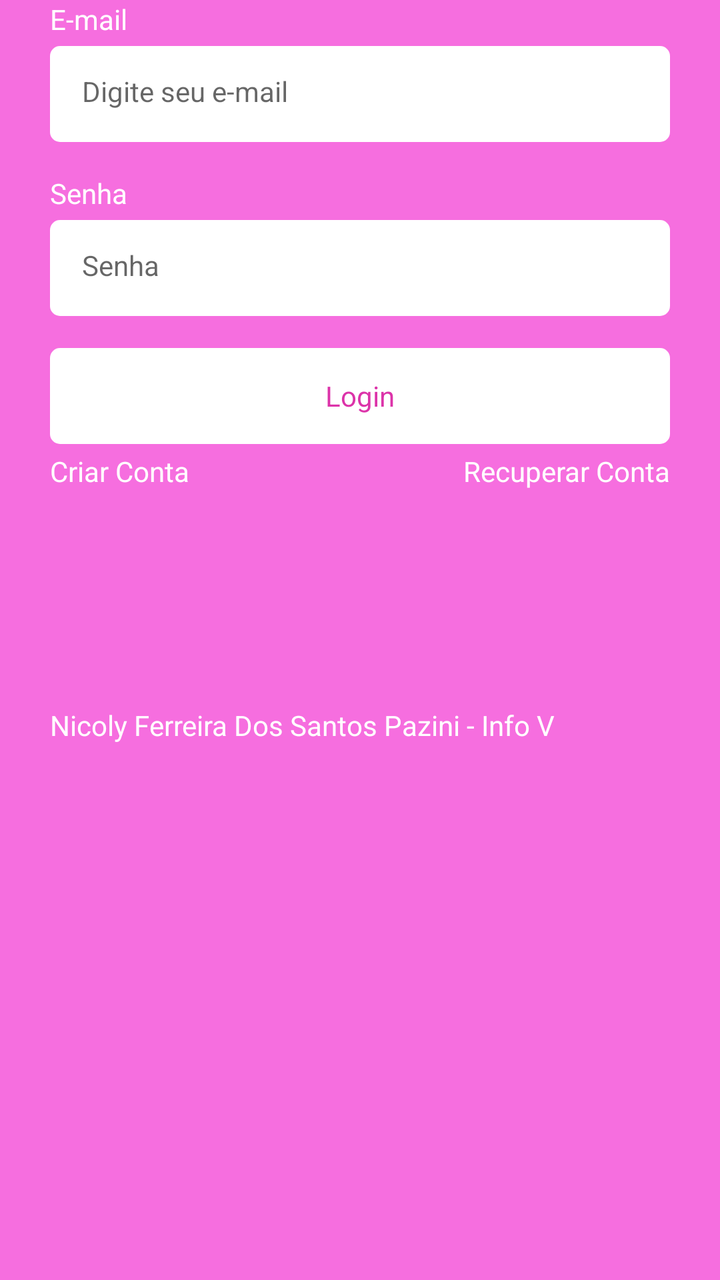
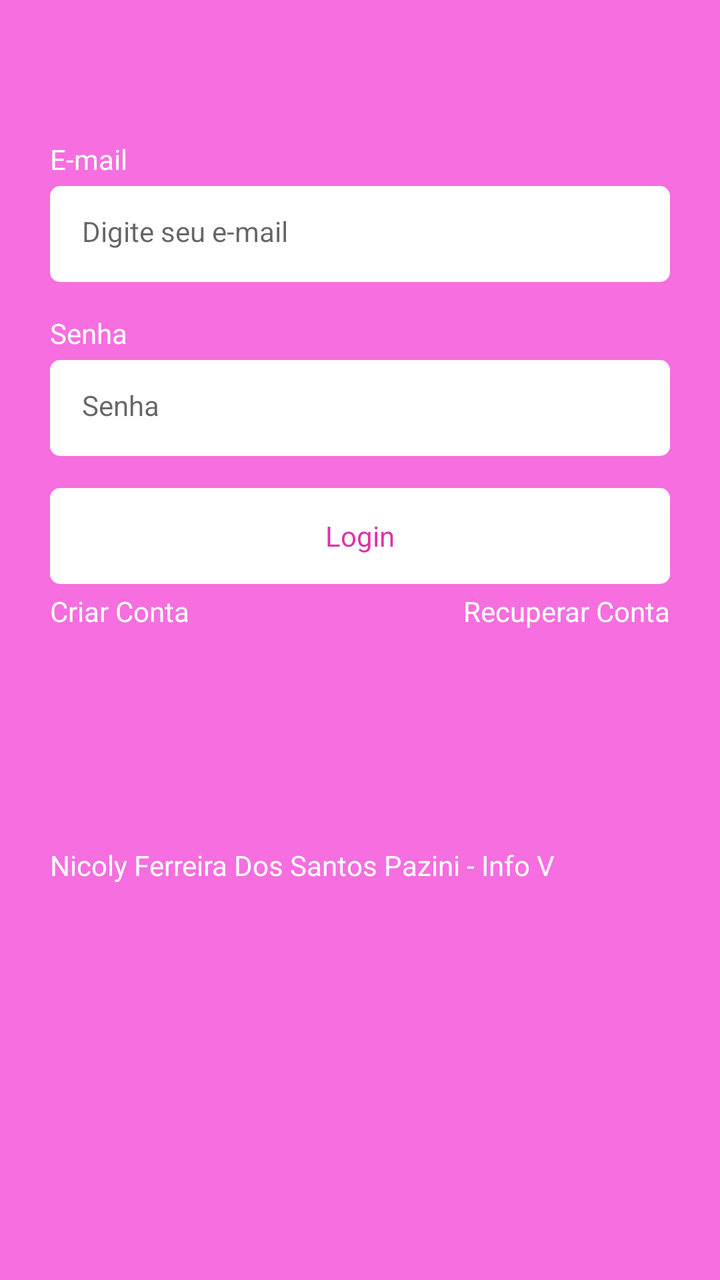

An Android layout rendered at two revisions. The XML below is the earlier revision; the diff shows what the commit changed to produce the second picture.
<!-- AndroidManifest.xml: application theme Theme.Kanban -->
<!-- res/layout/fragment_login.xml -->
<?xml version="1.0" encoding="utf-8"?>
<androidx.constraintlayout.widget.ConstraintLayout xmlns:android="http://schemas.android.com/apk/res/android"
    xmlns:tools="http://schemas.android.com/tools"
    android:layout_width="match_parent"
    android:layout_height="match_parent"
    xmlns:app="http://schemas.android.com/apk/res-auto"
    tools:context=".ui.auth.LoginFragment">

    
    <LinearLayout
        android:id="@+id/linearLayout"
        android:layout_width="0dp"
        android:layout_height="wrap_content"
        app:layout_constraintBaseline_toBottomOf="parent"
        app:layout_constraintEnd_toEndOf="parent"
        app:layout_constraintStart_toStartOf="parent"
        app:layout_constraintTop_toTopOf="parent"
        android:orientation="vertical"
        android:layout_marginHorizontal="25dp">

        <TextView
            android:layout_width="wrap_content"
            android:layout_height="wrap_content"
            android:text="@string/email_text"
            android:textColor="@color/white"/>
        <EditText
            android:id="@+id/editTextEmail"
            android:layout_width="match_parent"
            android:layout_height="48dp"
            style="@style/EditTextTheme"
            android:hint="@string/hint_edit_email"
            android:inputType="textEmailAddress"
            android:layout_marginTop="4dp" />
        <TextView
            android:layout_width="wrap_content"
            android:layout_height="wrap_content"
            android:text="Senha"
            android:textColor="@color/white"
            android:layout_marginTop="16dp"/>

        <EditText
            android:id="@+id/editTextSenha"
            android:layout_width="match_parent"
            android:layout_height="48dp"
            android:inputType="textPassword"
            android:hint="@string/password_text"
            style="@style/EditTextTheme"
            android:layout_marginTop="4dp" />

        <com.google.android.material.button.MaterialButton
            android:id="@+id/buttonLogin"
            android:layout_width="match_parent"
            android:layout_height="wrap_content"
            android:text="Login"
            app:backgroundTint="@null"
            android:layout_marginTop="16dp"
            style="@style/ButtonTheme"

            />
        <LinearLayout
            android:layout_width="match_parent"
            android:layout_height="wrap_content"
            android:orientation="horizontal"
            android:layout_marginTop="4dp">

            <TextView
                android:id="@+id/btnRegister"
                android:layout_width="wrap_content"
                android:layout_height="wrap_content"
                android:text="Criar Conta"
                android:layout_weight="1"
                android:textAlignment="textStart"
                android:textColor="@color/white"/>

            <TextView
                android:id="@+id/btnRecover"
                android:layout_width="wrap_content"
                android:layout_height="wrap_content"
                android:text="Recuperar Conta"
                android:layout_weight="1"
                android:textAlignment="textEnd"
                android:textColor="@color/white"/>

        </LinearLayout>

        <ProgressBar
            android:layout_width="wrap_content"
            android:layout_height="wrap_content"
            android:indeterminateTint="@color/white"
            android:layout_gravity="center"
            tools:visibility="visible"
            android:visibility="invisible"/>
        <TextView
            android:layout_width="wrap_content"
            android:layout_height="wrap_content"
            android:text="Nicoly Ferreira Dos Santos Pazini - Info V"
            android:textColor="@color/white"
            android:layout_marginTop="60dp"/>

    </LinearLayout>
</androidx.constraintlayout.widget.ConstraintLayout>
<!-- resources referenced by this layout -->
<resources>
  <color name="white">#FFFFFFFF</color>
  <string name="email_text">E-mail</string>
  <string name="hint_edit_email">Digite seu e-mail</string>
  <string name="password_text">Senha</string>
  <style name="ButtonTheme" parent="Theme.MaterialComponents.DayNight.NoActionBar">
          <item name="android:background">@drawable/bg_btn</item>
          <item name="android:textAllCaps">false</item>
          <item name="android:textColor">@color/primariaVariante</item>
          <item name="backgroundTint">@null</item>
      </style>
  <style name="EditTextTheme" parent="Theme.MaterialComponents.DayNight.NoActionBar">
          <item name="android:background">@drawable/bg_edit_text</item>
          <item name="android:padding">16dp</item>
          <item name="android:textSize">14sp</item>
      </style>
  <style name="Theme.Kanban" parent="Base.Theme.Kanban" />
  <!-- drawable bg_btn (drawable) -->
  <?xml version="1.0" encoding="utf-8"?>
  <shape xmlns:android="http://schemas.android.com/apk/res/android"
      android:shape="rectangle">
      <solid android:color="@color/white"/>
      <corners android:radius="5dp"/>
  </shape>
  <color name="primariaVariante">#DC33A9</color>
  <!-- drawable bg_edit_text (drawable) -->
  <?xml version="1.0" encoding="utf-8"?>
  <shape xmlns:android="http://schemas.android.com/apk/res/android"
      android:shape="rectangle">
      <solid android:color="@color/white"/>
      <corners android:radius="5dp"/>
  </shape>
  <style name="Base.Theme.Kanban" parent="Theme.Material3.DayNight.NoActionBar">
          
          
          <item name="colorPrimary">@color/primaria</item>
          <item name="colorPrimaryVariant">@color/primariaVariante</item>
          <item name="android:windowBackground">@color/fundo</item>
      </style>
  <color name="primaria">#E279D5</color>
  <color name="fundo">#F66EDF</color>
</resources>

<!-- the commit's change to res/layout/fragment_login.xml (unified diff, before → after) -->
@@ -16,7 +16,8 @@
         app:layout_constraintStart_toStartOf="parent"
         app:layout_constraintTop_toTopOf="parent"
         android:orientation="vertical"
-        android:layout_marginHorizontal="25dp">
+        android:layout_marginHorizontal="25dp"
+        android:layout_marginTop="70dp">
 
         <TextView
             android:layout_width="wrap_content"
@@ -84,6 +85,7 @@
         </LinearLayout>
 
         <ProgressBar
+            android:id="@+id/progressBar"
             android:layout_width="wrap_content"
             android:layout_height="wrap_content"
             android:indeterminateTint="@color/white"
